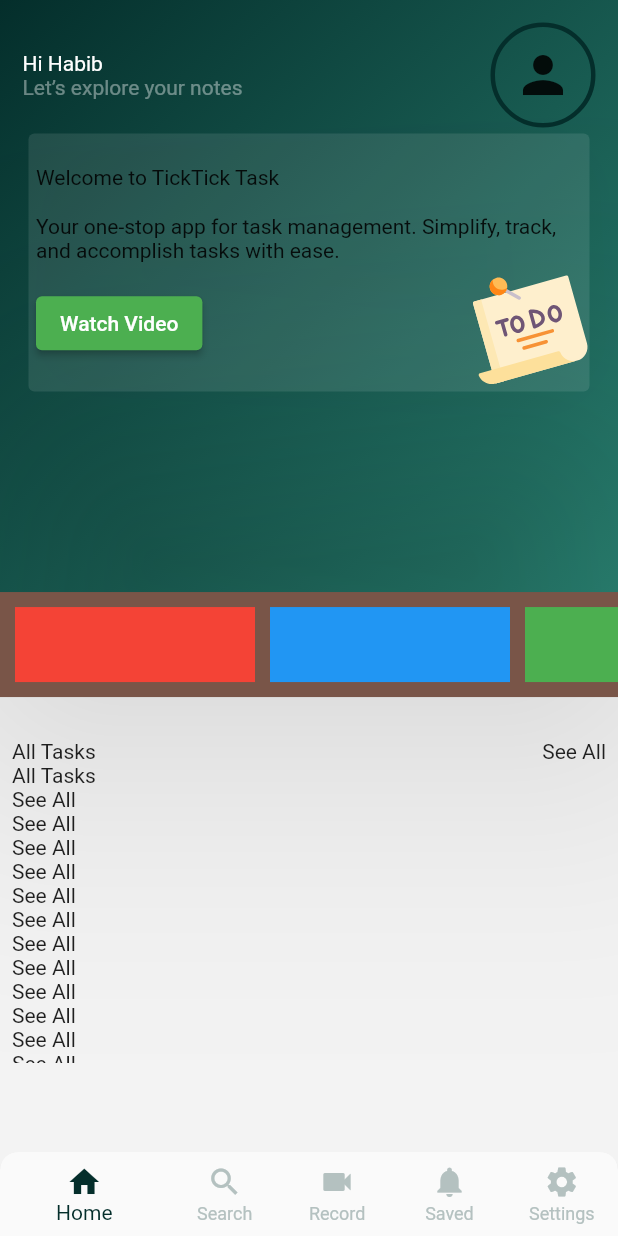
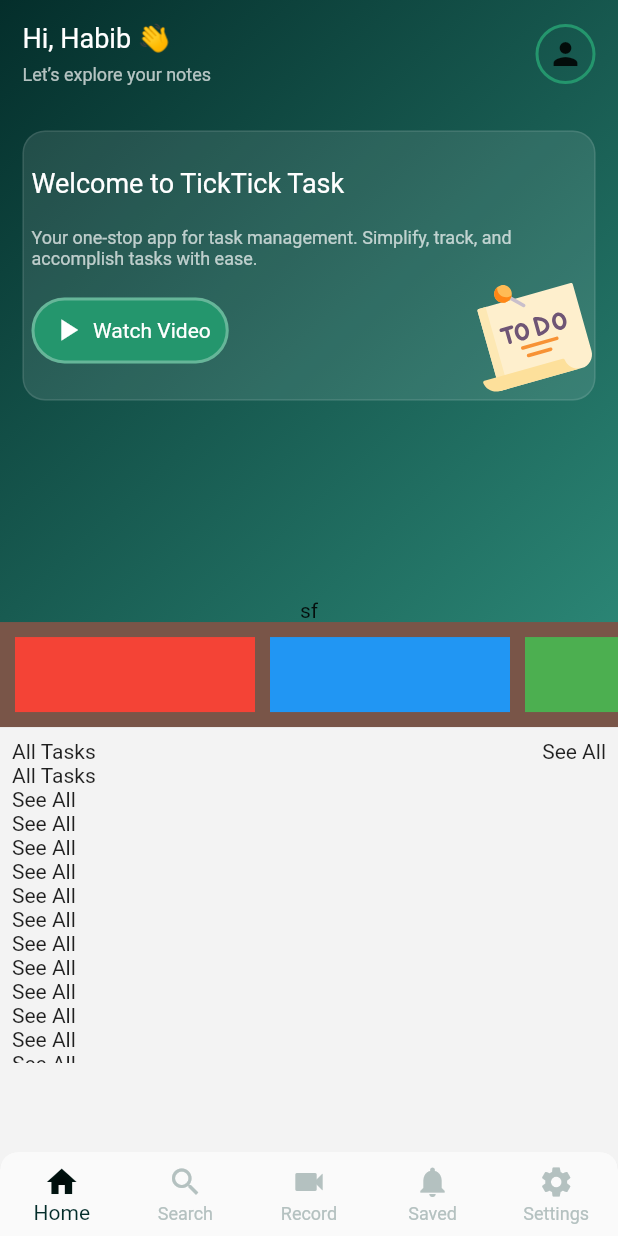
Before and after one commit to sakib556/Task-Management-App, a Flutter app: the screen it shows after launch, on a phone screen of 412 x 824 dp. Run offline on Flutter 3.47's test engine with Material 2 defaults, Android fonts, the phone set to English and light mode, and no system bars; our stand-ins replace flutter_svg.

```diff
--- a/lib/views/bottom_nav_bar_screen.dart
+++ b/lib/views/bottom_nav_bar_screen.dart
@@ -1,5 +1,6 @@
 import 'package:flutter/material.dart';
 import 'package:task_management_app/constant/colors.dart';
+import 'package:task_management_app/views/custom_widgets/gradiant_view.dart';
 import 'package:task_management_app/views/tab/home/home_screen.dart';
 import 'package:task_management_app/views/tab/record/record_screen.dart';
 import 'package:task_management_app/views/tab/saved/saved_screen.dart';
@@ -18,23 +19,31 @@ class _BottomNavBarScreenState extends State<BottomNavBarScreen> {
 
   final List<BottomNavigationBarItem> _navBarItems = [
     const BottomNavigationBarItem(
-      icon: Icon(Icons.home),
+      activeIcon: RadiantGradientMask(child: Icon(Icons.home)),
+      icon: Icon(Icons.home, color: Color(0xffB4C1C0)),
       label: 'Home',
     ),
     const BottomNavigationBarItem(
-      icon: Icon(Icons.search),
+      activeIcon: RadiantGradientMask(child: Icon(Icons.search)),
+      icon: Icon(Icons.search, color: Color(0xffB4C1C0)),
       label: 'Search',
     ),
     const BottomNavigationBarItem(
-      icon: Icon(Icons.videocam),
+      activeIcon: RadiantGradientMask(child: Icon(Icons.videocam)),
+      icon: Icon(Icons.videocam, color: Color(0xffB4C1C0)),
       label: 'Record',
     ),
     const BottomNavigationBarItem(
-      icon: Icon(Icons.notifications),
+      activeIcon: RadiantGradientMask(child: Icon(Icons.notifications)),
+      icon: Icon(Icons.notifications, color: Color(0xffB4C1C0)),
       label: 'Saved',
     ),
     const BottomNavigationBarItem(
-      icon: Icon(Icons.settings),
+      activeIcon: RadiantGradientMask(child: Icon(Icons.settings)),
+      icon: Icon(
+        Icons.settings,
+        color: Color(0xffB4C1C0),
+      ),
       label: 'Settings',
     ),
   ];
@@ -54,7 +63,6 @@ class _BottomNavBarScreenState extends State<BottomNavBarScreen> {
   @override
   Widget build(BuildContext context) {
     return Scaffold(
-
       backgroundColor: backgroundColor,
       extendBody: true,
       body: _screens[_selectedIndex],
@@ -70,13 +78,17 @@ class _BottomNavBarScreenState extends State<BottomNavBarScreen> {
           //    color: Co, // put the color here
         ),
         child: ClipRRect(
-          borderRadius: const BorderRadius.only(topLeft: Radius.circular(12.0),topRight: Radius.circular(12.0)),
+          borderRadius: const BorderRadius.only(
+              topLeft: Radius.circular(12.0), topRight: Radius.circular(12.0)),
           child: BottomNavigationBar(
+            type: BottomNavigationBarType.fixed,
             items: _navBarItems,
             currentIndex: _selectedIndex,
-            selectedItemColor: primaryColor,
-            showUnselectedLabels:true,
+            showUnselectedLabels: true,
             unselectedItemColor: const Color(0xffB4C1C0),
+            selectedItemColor: const Color(0xff042E2B),
+            //  selectedLabelStyle: const TextStyle(color: Color(0xff042E2B)),
+            // unselectedLabelStyle:const TextStyle(color:Color(0xffB4C1C0) ),
             onTap: _onItemTapped,
           ),
         ),
--- /dev/null
+++ b/lib/views/custom_widgets/gradiant_view.dart
@@ -0,0 +1,19 @@
+import 'package:flutter/material.dart';
+
+class RadiantGradientMask extends StatelessWidget {
+  const RadiantGradientMask({super.key, required this.child});
+  final Widget child;
+
+  @override
+  Widget build(BuildContext context) {
+    return ShaderMask(
+      shaderCallback: (bounds) => const RadialGradient(
+        center: Alignment.center,
+        radius: 0.5,
+        colors: [Color(0xff042E2B),Color(0xff2C8877),],
+        tileMode: TileMode.mirror,
+      ).createShader(bounds),
+      child: child,
+    );
+  }
+}
--- /dev/null
+++ b/lib/views/custom_widgets/play_button.dart
@@ -0,0 +1,32 @@
+import 'package:flutter/material.dart';
+
+class PlayButton extends StatelessWidget {
+  const PlayButton({super.key, required this.text});
+  final String text;
+  @override
+  Widget build(BuildContext context) {
+    return GestureDetector(
+      onTap: () {
+        // Perform action on button tap
+      },
+      child: Container(
+        decoration: BoxDecoration(
+            color: const Color(0xff24966D),
+            borderRadius: const BorderRadius.all(Radius.circular(70)),
+            border: Border.all(width: 2, color: const Color(0xff4DFFFFFF))),
+        child:  Padding(
+          padding: const EdgeInsets.symmetric(horizontal: 10,vertical: 8),
+          child: Row(
+              mainAxisSize: MainAxisSize.min,
+              mainAxisAlignment: MainAxisAlignment.center,
+              children: [
+                const Icon(Icons.play_arrow,color: Colors.white,),
+                const SizedBox(width: 5),
+                Text(text,style:  const TextStyle(color: Colors.white),textAlign:TextAlign.center,),
+              ],
+            ),
+        ),
+      ),
+    );
+  }
+}
--- a/lib/views/tab/home/home_screen.dart
+++ b/lib/views/tab/home/home_screen.dart
@@ -2,6 +2,7 @@ import 'package:flutter/material.dart';
 import 'package:flutter_svg/svg.dart';
 import 'package:task_management_app/constant/colors.dart';
 import 'package:task_management_app/views/custom_widgets/gradient_container.dart';
+import 'package:task_management_app/views/custom_widgets/play_button.dart';
 import 'package:task_management_app/views/tab/home/all_tasks.dart';
 import 'package:task_management_app/views/tab/home/reminder_task.dart';
 
@@ -15,7 +16,18 @@ class HomeScreen extends StatelessWidget {
           height: MediaQuery.of(context).size.height / 1.7,
           child: Stack(
             children: [
-                Container(
+              _heading(context),
+              const Positioned(bottom: 0, left: 0, child: ReminderTask()),
+            ],
+          ),
+        ),
+        _allTasks()
+      ],
+    );
+  }
+
+  Widget _heading(BuildContext context) {
+    return Container(
       height: MediaQuery.of(context).size.height / 1.7 - 40,
       width: MediaQuery.of(context).size.width,
       decoration: const BoxDecoration(
@@ -31,25 +43,31 @@ class HomeScreen extends StatelessWidget {
             child: Align(
                 alignment: Alignment.topCenter,
                 child: Column(
-                              children: const [Title(), WelcomeMessage()],
+                  children: const [
+                    Title(),
+                    SizedBox(
+                      height: 30,
+                    ),
+                    WelcomeMessage()
+                  ],
                 )),
           ),
         ),
       ),
-                ),
-                const Positioned(bottom: 0, child: ReminderTask()),
-              ],
-            ),
-          ),
-          const Padding(
+    );
+  }
+
+  Widget _allTasks() {
+    return const Padding(
       padding: EdgeInsets.all(8.0),
       child: AllTasks(),
-          ),
-        ],
-
     );
   }
 }
+
+const whiteColor = Colors.white;
+const greyColor = Color(0xffB2FFFFFF);
+const deepGreyColor = Color(0xff1AFFFFFF);
 
 class Title extends StatelessWidget {
   const Title({super.key});
@@ -61,30 +79,31 @@ class Title extends StatelessWidget {
       children: [
         Column(
           crossAxisAlignment: CrossAxisAlignment.start,
-          children: [
+          children: const [
             Text(
-              "Hi Habib",
-              style: TextStyle(color: onBackgroundColor(context)),
+              "Hi, Habib 👋",
+              style: TextStyle(fontSize: 18, color: whiteColor),
+            ),
+            SizedBox(
+              height: 7,
             ),
             Text("Let’s explore your notes",
-                style: TextStyle(
-                    color: onBackgroundColor(context).withOpacity(0.40))),
+                style: TextStyle(fontSize: 12, color: greyColor)),
           ],
         ),
         Container(
+          height: 40,
+          width: 40,
           decoration: BoxDecoration(
-            border: Border.all(color: primaryColor, width: 3),
+            //   color: const Color(0xff24966D),
+            border: Border.all(color: const Color(0xff24966D), width: 2),
             borderRadius: BorderRadius.circular(50),
           ),
           child: ClipRRect(
-            borderRadius: BorderRadius.circular(50),
+            borderRadius: BorderRadius.circular(30),
             clipBehavior: Clip.hardEdge,
-            child: const Padding(
-              padding: EdgeInsets.all(12),
-              child: Icon(
+            child: const Icon(
               Icons.person,
-                size: 40,
-              ),
             ),
           ),
         ),
@@ -98,11 +117,12 @@ class WelcomeMessage extends StatelessWidget {
 
   @override
   Widget build(BuildContext context) {
-    return SizedBox(
+    return Container(
       height: 180,
-      child: Card(
-          elevation: 100,
-          color: Colors.white.withOpacity(0.1),
+      decoration: BoxDecoration(
+          border: Border.all(width: 1, color: Color(0xff1AFFFFFF)),
+          borderRadius: BorderRadius.circular(15),
+          color: const Color(0xff1AFFFFFF)),
       child: Stack(
         children: [
           Padding(
@@ -110,12 +130,13 @@ class WelcomeMessage extends StatelessWidget {
             child: Column(
               crossAxisAlignment: CrossAxisAlignment.start,
               mainAxisAlignment: MainAxisAlignment.spaceEvenly,
-                  children: [
-                    const Text("Welcome to TickTick Task"),
-                    const Text(
-                        "Your one-stop app for task management. Simplify, track, and accomplish tasks with ease."),
-                    ElevatedButton(
-                        onPressed: () {}, child: const Text("Watch Video"))
+              children: const [
+                Text("Welcome to TickTick Task",
+                    style: TextStyle(fontSize: 18, color: whiteColor)),
+                Text(
+                    "Your one-stop app for task management. Simplify, track, and accomplish tasks with ease.",
+                    style: TextStyle(fontSize: 12, color: greyColor)),
+                PlayButton(text: "Watch Video")
               ],
             ),
           ),
@@ -124,7 +145,7 @@ class WelcomeMessage extends StatelessWidget {
               right: -15,
               child: SvgPicture.asset("assets/logo/todo_logo.svg"))
         ],
-          )),
+      ),
     );
   }
 }
--- a/lib/views/tab/home/reminder_task.dart
+++ b/lib/views/tab/home/reminder_task.dart
@@ -5,8 +5,12 @@ class ReminderTask extends StatelessWidget {
 
   @override
   Widget build(BuildContext context) {
-    return Container(
-      margin: const EdgeInsets.symmetric(vertical: 20.0),
+    return Column(
+      // mainAxisAlignment: MainAxisAlignment.start,
+      mainAxisSize: MainAxisSize.min,
+      children: [
+        const Text("sf"),
+        Container(
           height: 70.0,
           width: MediaQuery.of(context).size.width,
           color: Colors.brown,
@@ -14,8 +18,15 @@ class ReminderTask extends StatelessWidget {
             physics: const AlwaysScrollableScrollPhysics(),
             scrollDirection: Axis.horizontal,
             padding: const EdgeInsets.all(10),
-        children: <Widget>[
-          Container(
+            children: _widgetList,
+          ),
+        ),
+      ],
+    );
+  }
+
+}
+List<Widget> _widgetList=[Container(
                 width: 160.0,
                 color: Colors.red,
               ),
@@ -37,9 +48,4 @@ class ReminderTask extends StatelessWidget {
               Container(
                 width: 160.0,
                 color: Colors.orange,
-          ),
-        ],
-      ),
-    );
-  }
-}
+              ),];
```
Also changed, not shown: assets/logo/avatar_logo.svg (added). Lines whose indentation alone changed are shown as unchanged.
